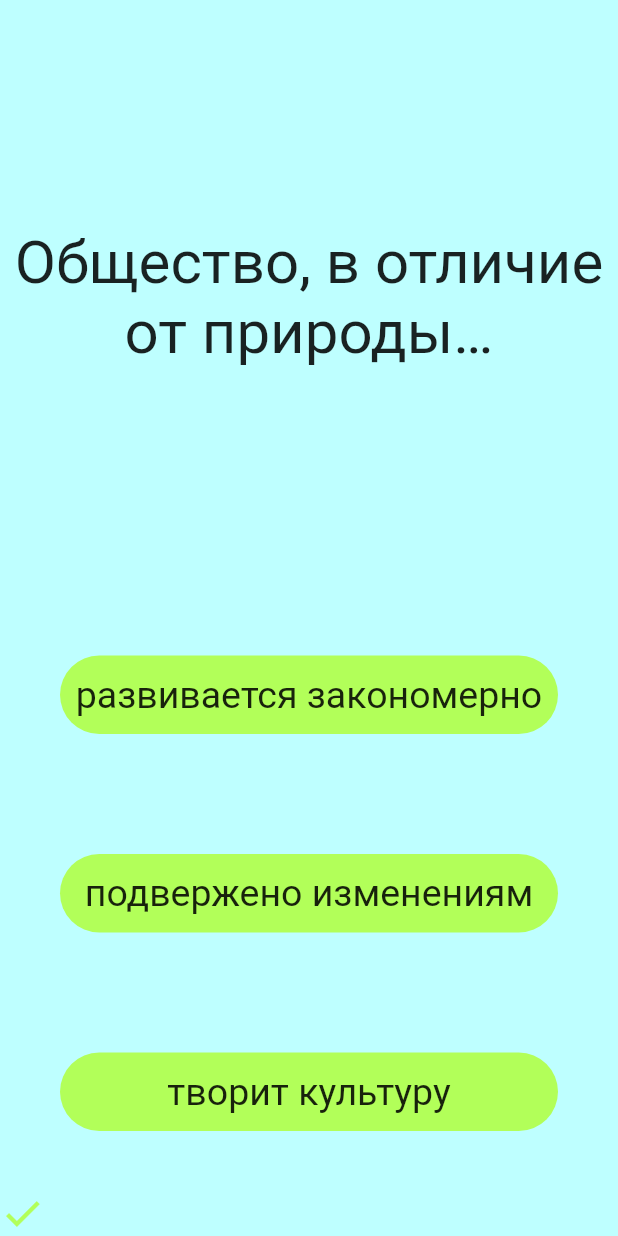
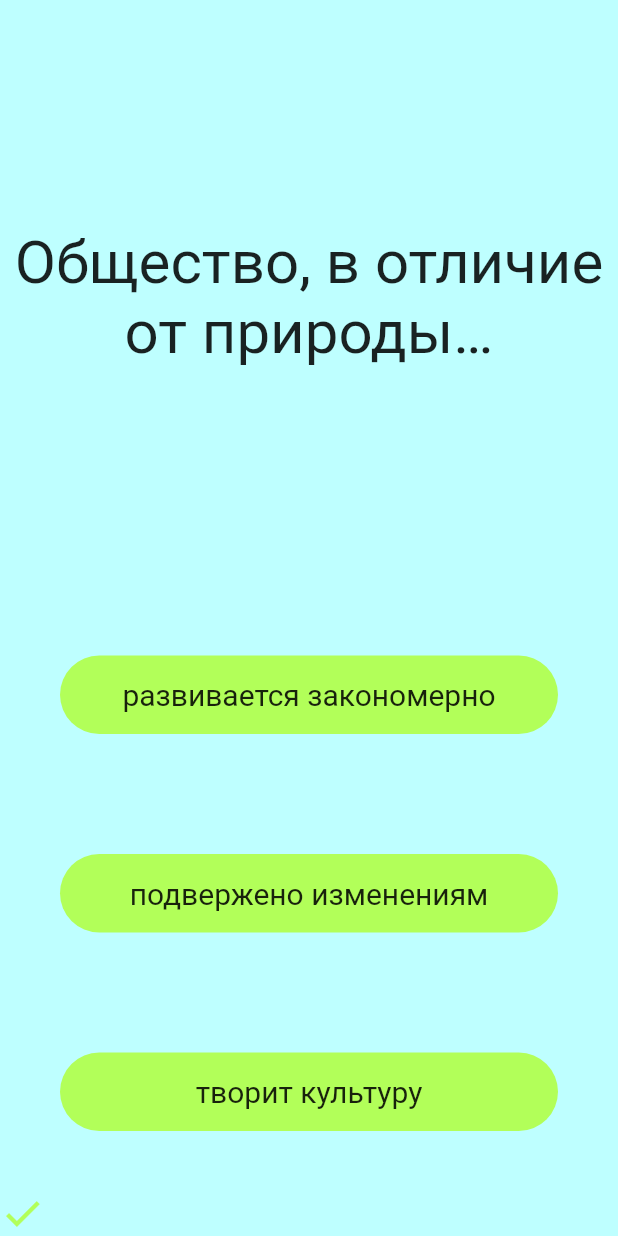
Before and after one commit to KoreshOK101/Big_Bobs_Daddy, a Flutter app: the screen it shows after launch, after a tap on "Да", on a phone screen of 412 x 824 dp. Run offline on Flutter 3.47's test engine with Material 2 defaults, Android fonts, the phone set to English and light mode, and no system bars; our stand-ins replace animated_text_kit; missing offline and left inert: vk_bridge.

Commit message:
Update main.dart

```diff
--- a/lib/main.dart
+++ b/lib/main.dart
@@ -72,7 +72,7 @@ class _TestingPAGEState extends State<TestingPAGE> {
                   child: Text(
                     quest.getAnswer1(),
                     textAlign: TextAlign.center,
-                    style: TextStyle(fontSize: 25),
+                    style: TextStyle(fontSize: 20),
                   ),
                 ), height: 55,
               ),
@@ -95,7 +95,7 @@ class _TestingPAGEState extends State<TestingPAGE> {
                   child: Text(
                     quest.getAnswer2(),
                     textAlign: TextAlign.center,
-                    style: TextStyle(fontSize: 25),
+                    style: TextStyle(fontSize: 20),
                   ),
                 ), height: 55,
               ),
@@ -118,7 +118,7 @@ class _TestingPAGEState extends State<TestingPAGE> {
                   child: Text(
                     quest.getAnswer3(),
                     textAlign: TextAlign.center,
-                    style: TextStyle(fontSize: 25),
+                    style: TextStyle(fontSize: 20),
                   ),
                 ), height: 55,
               ),
```
